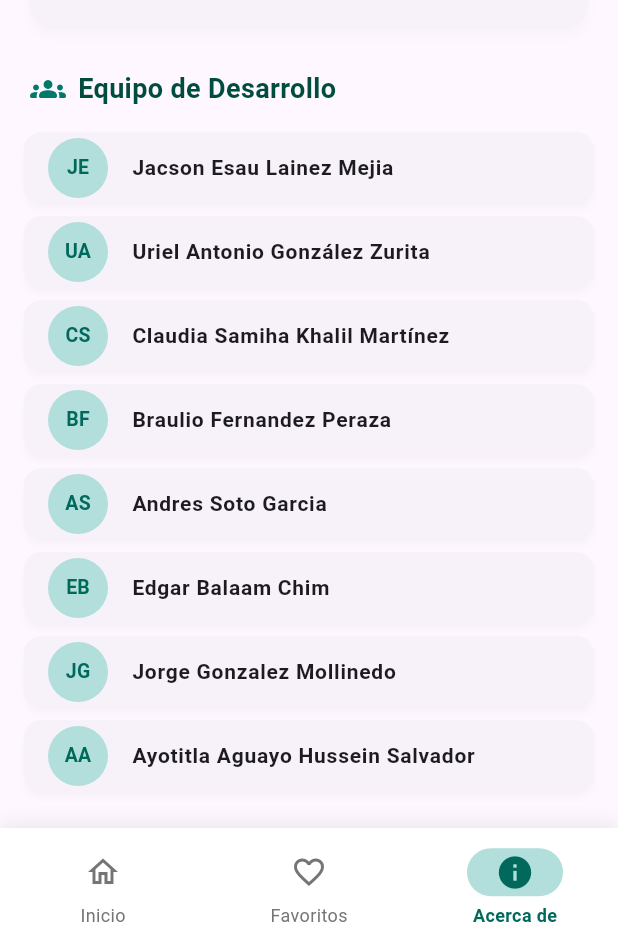
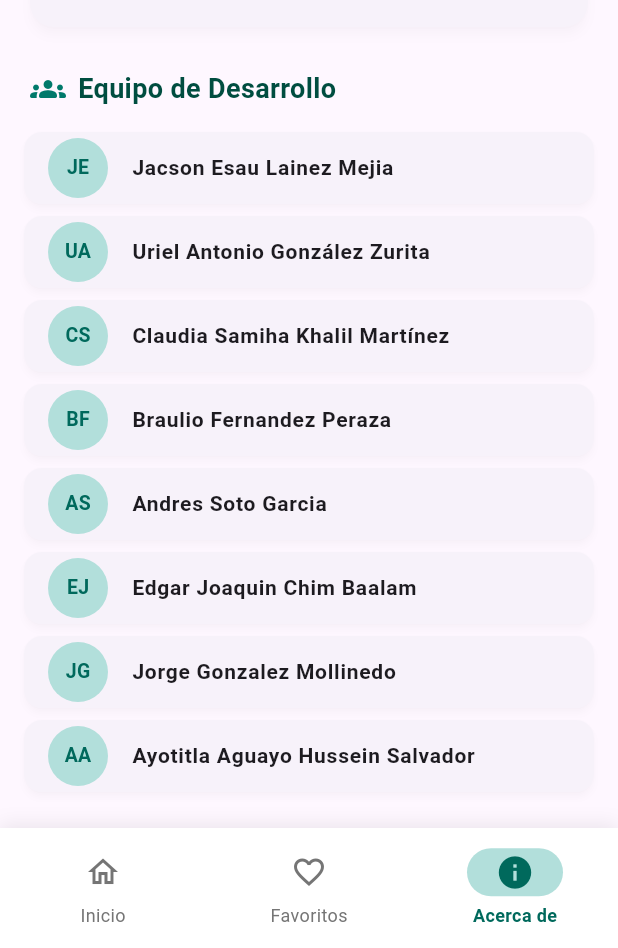
Before and after one commit to Dean-koro/02-dam-GLKGFSAC, a Flutter app: the screen it shows after launch, item 3 of the bottom bar chosen, scrolled down 222 dp, on a phone screen of 412 x 824 dp, the part 288-1236 px from its top. Run offline on Flutter 3.47's test engine with Material 3 defaults, Android fonts, the phone set to English and light mode, and no system bars; network calls fail.

Commit message:
fix: pulido visual y documento de evaluacion heuristica de nielsen

```diff
--- a/lib/screens/acerca_de_screen.dart
+++ b/lib/screens/acerca_de_screen.dart
@@ -162,7 +162,7 @@ class _Integrantes extends StatelessWidget {
     "Claudia Samiha Khalil Martínez",
     "Braulio Fernandez Peraza",
     "Andres Soto Garcia",
-    "Edgar Balaam Chim",
+    "Edgar Joaquin Chim Baalam",
     "Jorge Gonzalez Mollinedo",
     "Ayotitla Aguayo Hussein Salvador",
   ];
```
